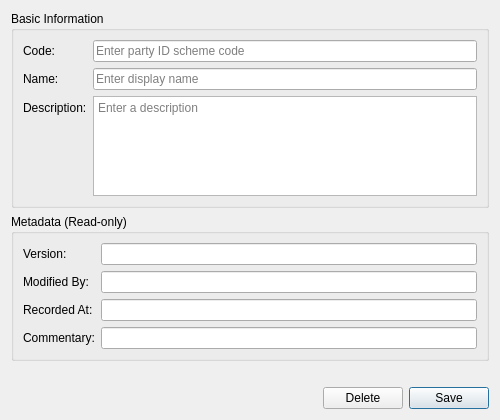
First picture: the form in projects/ores.qt/ui/PartyIdSchemeDetailDialog.ui, repository OreStudio/OreStudio, before the edit.
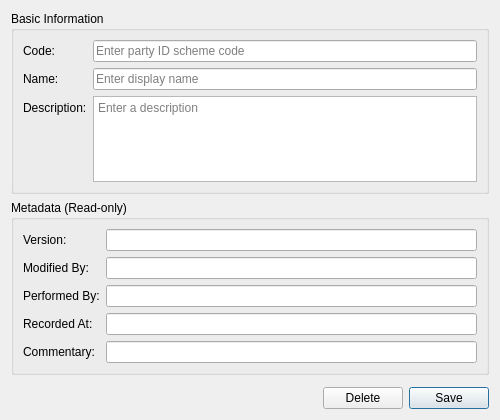
Second picture: the form after the edit.

Commit message: [qt] UI fixes: spelling, bug fixes, book/portfolio widgets, performed_by

```diff
--- a/projects/ores.qt/ui/PartyIdSchemeDetailDialog.ui
+++ b/projects/ores.qt/ui/PartyIdSchemeDetailDialog.ui
@@ -124,27 +124,41 @@
        </widget>
       </item>
       <item row="2" column="0">
+       <widget class="QLabel" name="labelPerformedBy">
+        <property name="text">
+         <string>Performed By:</string>
+        </property>
+       </widget>
+      </item>
+      <item row="2" column="1">
+       <widget class="QLineEdit" name="performedByEdit">
+        <property name="readOnly">
+         <bool>true</bool>
+        </property>
+       </widget>
+      </item>
+      <item row="3" column="0">
        <widget class="QLabel" name="labelRecordedAt">
         <property name="text">
          <string>Recorded At:</string>
         </property>
        </widget>
       </item>
-      <item row="2" column="1">
+      <item row="3" column="1">
        <widget class="QLineEdit" name="recordedAtEdit">
         <property name="readOnly">
          <bool>true</bool>
         </property>
        </widget>
       </item>
-      <item row="3" column="0">
+      <item row="4" column="0">
        <widget class="QLabel" name="labelCommentary">
         <property name="text">
          <string>Commentary:</string>
         </property>
        </widget>
       </item>
-      <item row="3" column="1">
+      <item row="4" column="1">
        <widget class="QLineEdit" name="commentaryEdit">
         <property name="readOnly">
          <bool>true</bool>
```
The commit also changes 31 other files.
